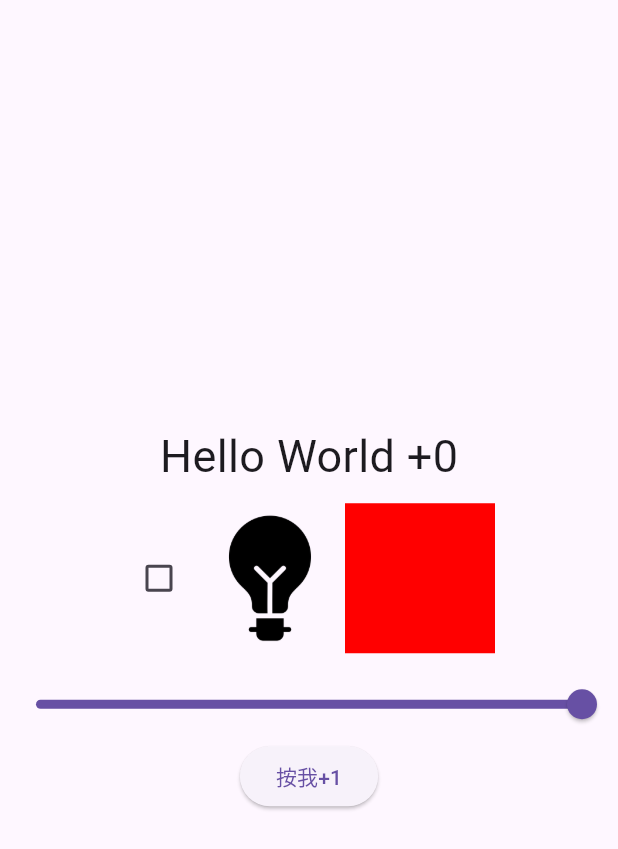
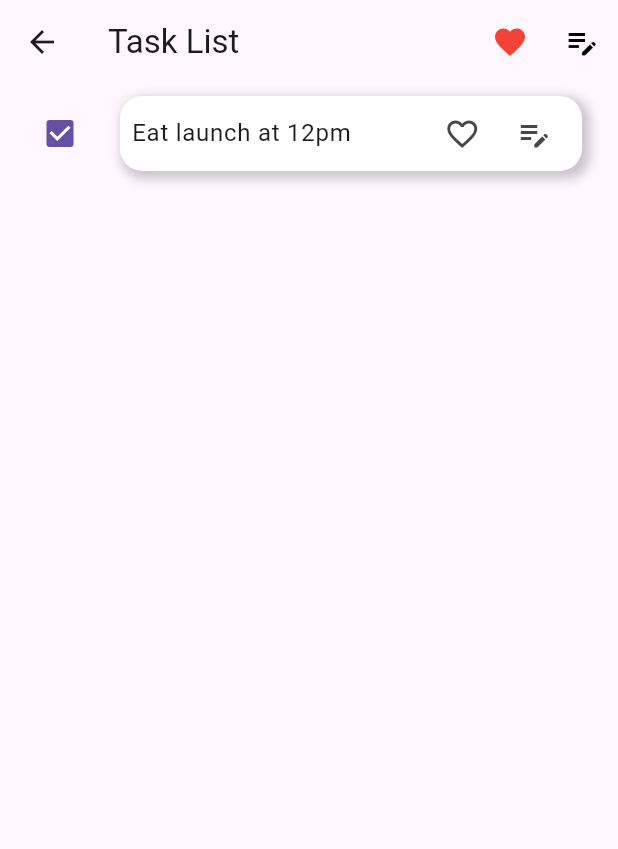
Before and after one commit to a23658945/Practice_1131219, a Flutter app: the screen it shows after launch, on a phone screen of 412 x 824 dp. Shown: the top 849 px of the screen. Run offline on Flutter 3.47's test engine with Material 3 defaults, Android fonts, the phone set to English and light mode, and no system bars.

Commit message:
1128_finish

```diff
--- /dev/null
+++ b/lib/ListPage.dart
@@ -0,0 +1,70 @@
+import 'package:flutter/material.dart';
+
+class ListPage extends StatefulWidget {
+  const ListPage({super.key});
+
+  @override
+  State<ListPage> createState() => _ListPageState();
+}
+
+class _ListPageState extends State<ListPage> {
+  List<Map<String, dynamic>> task = [{"content":"Eat launch at 12pm",
+    "checked":true
+  }];
+  @override
+  Widget build(BuildContext context) {
+    return Scaffold(
+      appBar: AppBar(
+        title: Text("Task List"),
+        actions: [
+          IconButton(
+              onPressed: () {},
+              icon: Icon(
+                Icons.favorite,
+                color: Colors.red,
+              )),
+          IconButton(
+              onPressed: () {},
+              icon: Icon(
+                Icons.edit_note,
+                color: Colors.black,
+              ))
+        ],
+      ),
+      body: ListView(
+        children: task.map((e)=>buildListTile(e["checked"],e["content"])
+      ).toList(),
+    ));
+  }
+}
+
+
+Widget buildListTile(bool checked, String content){
+  return ListTile(
+              leading: Checkbox(value: checked, onChanged: (e) {}),
+              title: Container(
+                height: 50,
+                width: 300,
+                decoration: BoxDecoration(
+                  color: Colors.white,
+                  borderRadius: BorderRadius.all(Radius.circular(15)),
+                  boxShadow: [
+                    BoxShadow(
+                      color: Colors.black.withOpacity(0.2), // 陰影顏色與透明度
+                      spreadRadius: 2, // 擴散半徑
+                      blurRadius: 5, // 模糊半徑
+                      offset: Offset(3, 3), // 陰影位移 (x, y)
+                    ),
+                  ],
+                ),
+                child: Row(
+                  mainAxisAlignment: MainAxisAlignment.center,
+                  children: [
+                    Text("$content"),
+                    SizedBox(width: 50,),
+                    IconButton(onPressed: (){}, icon: Icon(Icons.favorite_border)),
+                    IconButton(onPressed: (){}, icon: Icon(Icons.edit_note))
+                  ],
+                )
+              ));
+}
--- a/lib/main.dart
+++ b/lib/main.dart
@@ -1,5 +1,7 @@
 import 'package:flutter/material.dart';
-
+import 'example_1.dart';
+import 'exTextfield_2.dart';
+import 'ListPage.dart';
 void main() {
   runApp(const MainApp());
 }
@@ -9,92 +11,15 @@ class MainApp extends StatelessWidget {
 
   @override
   Widget build(BuildContext context) {
-    return const MaterialApp(
-      home: Scaffold(body: MyWidget()),
+    return  MaterialApp(
+      debugShowCheckedModeBanner: false,
+      initialRoute: '/ListPage',
+      routes:{
+        '/':(context)=>Scaffold(body: ExTextField_1()),
+        '/ListPage':(context)=>ListPage()
+
+      },
+
     );
   }
 }
-
-class MyWidget extends StatefulWidget {
-  const MyWidget({super.key});
-
-  @override
-  State<MyWidget> createState() => _MyWidgetState();
-}
-
-class _MyWidgetState extends State<MyWidget> {
-  int count = 0;
-  bool _checked = false;
-  double _colorchange = 1.0;
-  double _min = 0.0;
-  double _max = 1.0;
-  void increase() {
-    if (count == 20) {
-      _checked = true;
-      count = 0;
-    }
-    if (count == 10) {
-      _checked = false;
-    }
-    count += 1;
-  }
-
-  @override
-  Widget build(BuildContext context) {
-    return Center(
-      child: Column(
-        mainAxisAlignment: MainAxisAlignment.center,
-        children: [
-          Text(
-            "Hello World +$count",
-            style: TextStyle(fontSize: 30),
-          ),
-          SizedBox(
-            height: 10,
-          ),
-          Row(
-            mainAxisAlignment: MainAxisAlignment.center,
-            children: [
-              Checkbox(
-                  value: _checked,
-                  onChanged: (e) {
-                    setState(() {
-                      _checked = e ?? false;
-                    });
-                  }),
-              Container(
-                width: 100,
-                child: _checked
-                    ? Image.asset("assets/light-bulb_open.png")
-                    : Image.asset("assets/light-bulb_close.png"),
-              ),
-              Container(
-                width: 100,
-                height: 100,
-                color: Color.fromRGBO(255, 0, 0, _colorchange),
-              )
-            ],
-          ),
-          SizedBox(
-            height: 10,
-          ),
-          Slider(
-              value: _colorchange,
-              min: _min,
-              max: _max,
-              onChanged: (e) {
-                setState(() {
-                  _colorchange = e;
-                  print(e);
-                });
-              }),
-          ElevatedButton(
-              onPressed: () {
-                setState(() => increase());
-              },
-              child: Text("按我+1"))
-        ],
-      ),
-    );
-  }
-}
```
Also changed, not shown: lib/exTextfield_2.dart (added, +48 -0 lines), lib/example_1.dart (added, +84 -0 lines).
